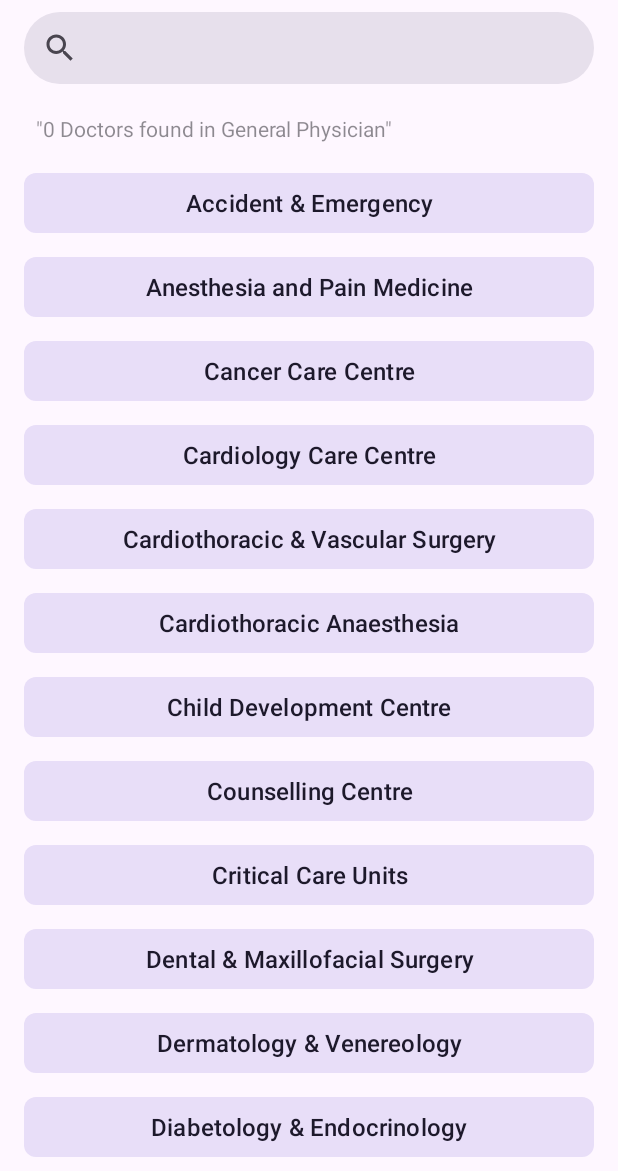
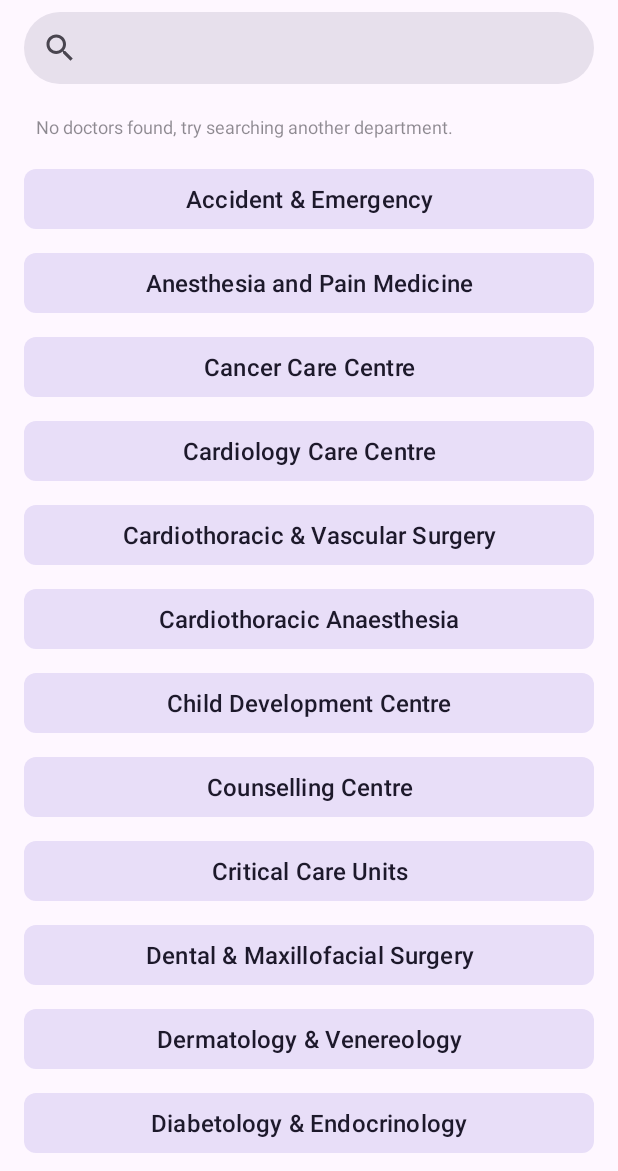
Before and after one commit to zZOKofficial/MedBook, an Android app: the screen it shows after launch (HomeActivity), on a phone screen of 412 x 824 dp, the part 65-1236 px from its top. Run offline under Robolectric (Android 15) with nearby library versions, the phone set to English and light mode, and no system bars; Roboto replaces fonts that are not available here; 50 statements that could not run were skipped.

```diff
--- a/app/build.gradle
+++ b/app/build.gradle
@@ -12,7 +12,7 @@ android {
 		namespace "com.zzok.medbook"
 		minSdkVersion 21
 		targetSdkVersion 34
-		versionCode 46
+		versionCode 52
 		versionName "0.0.5 pre_alpha"
 	}
 
--- a/app/src/main/java/com/zzok/medbook/MainActivity.java
+++ b/app/src/main/java/com/zzok/medbook/MainActivity.java
@@ -69,7 +69,7 @@ public class MainActivity extends AppCompatActivity {
 				});
 			}
 		};
-		_timer.schedule(timer, (int)(1000));
+		_timer.schedule(timer, (int)(500));
 		binding.medbookLogo.setTypeface(Typeface.createFromAsset(getAssets(),"fonts/sf_pro_display_bold.ttf"), 0);
 		binding.tagline.setTypeface(Typeface.createFromAsset(getAssets(),"fonts/sf_pro_display_regular.ttf"), 1);
 	}
--- a/app/src/main/res/layout/home.xml
+++ b/app/src/main/res/layout/home.xml
@@ -33,8 +33,8 @@
 			android:layout_height="wrap_content"
 			android:layout_marginTop="12dp"
 			android:padding="8dp"
-			android:text="&quot;0 Doctors found in General Physician&quot;"
-			android:textSize="14sp"
+			android:text="No doctors found, try searching another department."
+			android:textSize="12sp"
 			android:textColor="?colorOnSurface"
 			android:alpha="0.5" />
 		<ScrollView
```
